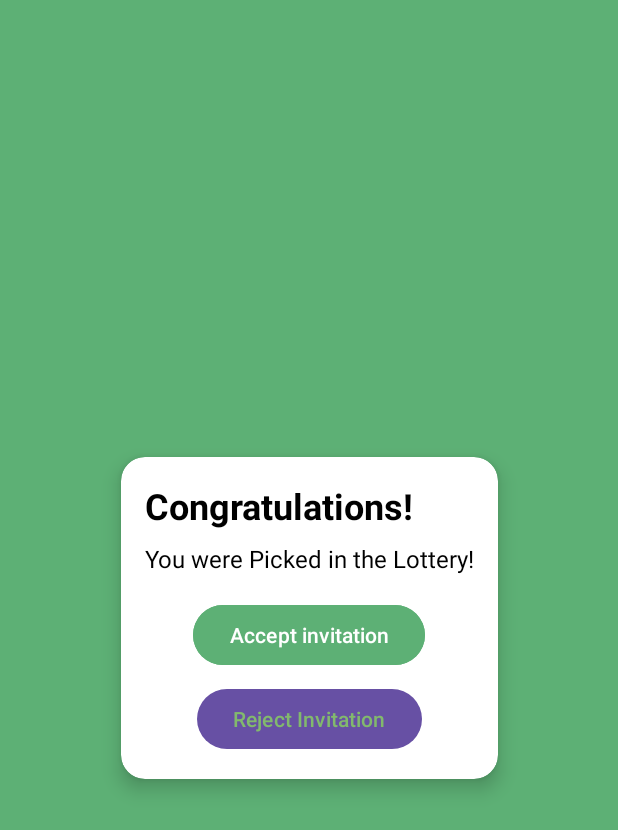
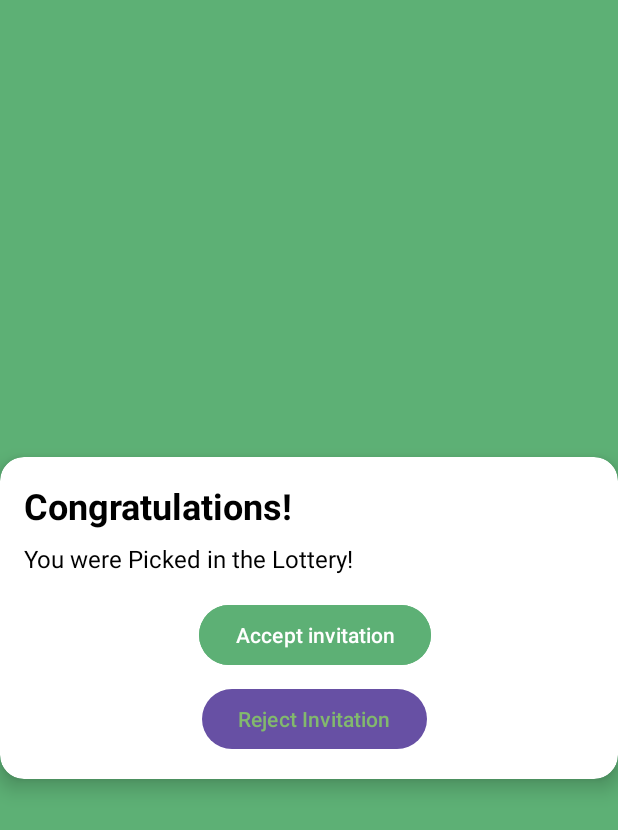
Before and after one commit to CMPUT301F24frolic/frolic-project, an Android app: the layout notification_chosen_entrants.xml on its own in the app's theme, with its tools: preview values and no code run, on a phone screen of 412 x 824 dp. Shown: the top 830 px of the screen. Run offline under Robolectric (Android 15) with nearby library versions, the phone set to English and light mode, and no system bars.

Commit message:
Updated notification_chosen_entrants.xml to make it consistent

```diff
--- a/app/src/main/res/layout/notification_chosen_entrants.xml
+++ b/app/src/main/res/layout/notification_chosen_entrants.xml
@@ -19,7 +19,7 @@
         app:layout_constraintEnd_toEndOf="parent">
 
         <LinearLayout
-            android:layout_width="wrap_content"
+            android:layout_width="420dp"
             android:layout_height="wrap_content"
             android:orientation="vertical"
             android:padding="16dp">
```
